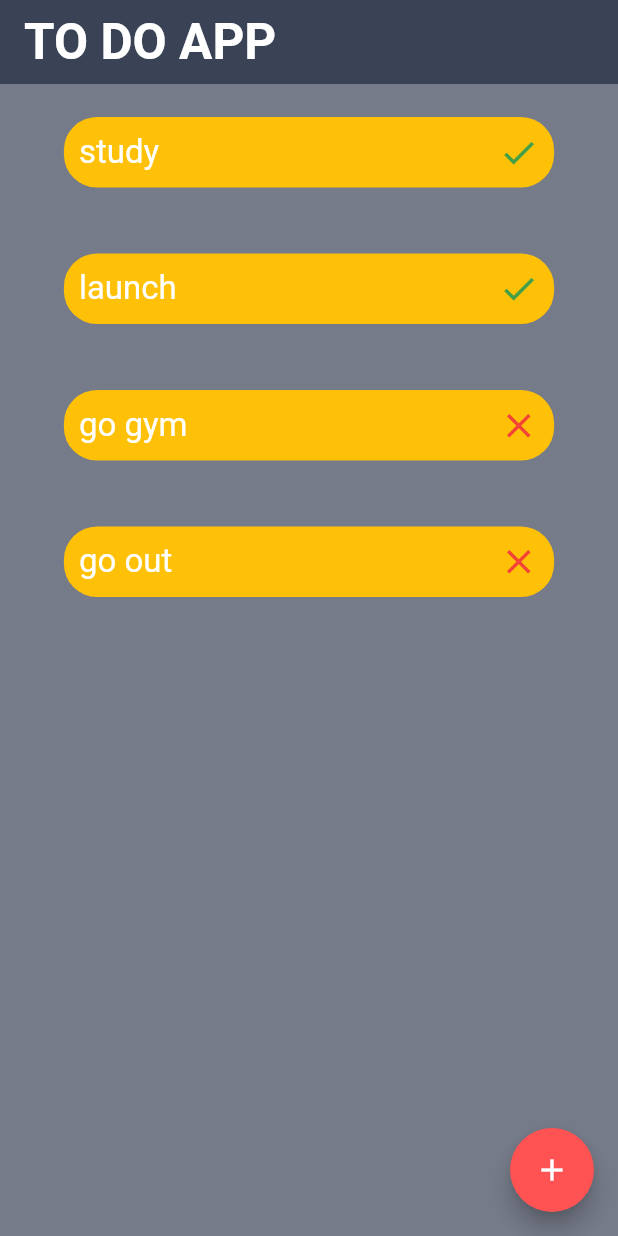
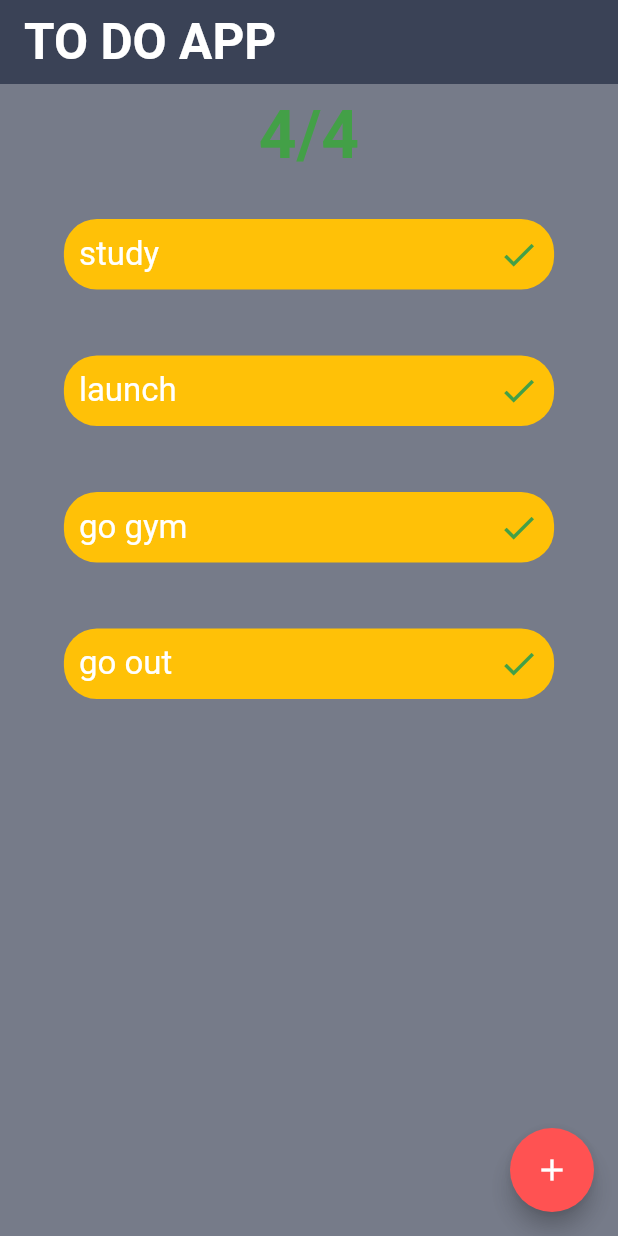
Before and after one commit to mohamedkhaled3/ToDoList_App, a Flutter app: the screen it shows after launch, on a phone screen of 412 x 824 dp. Run offline on Flutter 3.47's test engine with Material 2 defaults, Android fonts, the phone set to English and light mode, and no system bars.

Commit message:
ToDoApp10.9

```diff
--- a/lib/main.dart
+++ b/lib/main.dart
@@ -1,4 +1,5 @@
 import 'package:flutter/material.dart';
+import 'package:test_flutter/widgets/counter.dart';
 import 'package:test_flutter/widgets/to_do_card.dart';
 
 void main() {
@@ -41,10 +42,9 @@ class _HandleState extends State<Handle> {
   List all_tasks = [
     Task(title: "study", stutus: true),
     Task(title: "launch", stutus: true),
-    Task(title: "go gym", stutus: false),
-    Task(title: "go out", stutus: false),
+    Task(title: "go gym", stutus: true),
+    Task(title: "go out", stutus: true),
   ];
-
 
   void addNewTask() {
     setState(() {
@@ -54,10 +54,25 @@ class _HandleState extends State<Handle> {
     });
   }
 
+  int calculateCompleteTasks() {
+    int completeTasks = 0;
+
+    all_tasks.forEach((item) {
+      if (item.stutus) {
+        completeTasks++;
+      }
+    });
+
+    return completeTasks;
+  }
+
+
+
   ///////////////////////////////////////////////flutter
   @override
   Widget build(BuildContext context) {
     return Scaffold(
+      backgroundColor: Color.fromRGBO(58, 66, 86, 0.7),
       floatingActionButton: FloatingActionButton(
         onPressed: () {
           showDialog(
@@ -65,7 +80,8 @@ class _HandleState extends State<Handle> {
             builder: (BuildContext context) {
               return Dialog(
                 backgroundColor: Colors.white,
-                  shape:RoundedRectangleBorder(borderRadius: BorderRadius.circular(25)) ,
+                shape: RoundedRectangleBorder(
+                    borderRadius: BorderRadius.circular(25)),
                 child: Container(
                   // decoration: BoxDecoration(   error
                   // borderRadius: BorderRadius.circular(22) ),
@@ -104,7 +120,6 @@ class _HandleState extends State<Handle> {
         child: Icon(Icons.add),
         backgroundColor: Colors.redAccent,
       ),
-      backgroundColor: Color.fromRGBO(58, 66, 86, 0.7),
       appBar: AppBar(
         elevation: 0, // shadow
         backgroundColor: Color.fromRGBO(58, 66, 86, 1),
@@ -114,10 +129,15 @@ class _HandleState extends State<Handle> {
               color: Colors.white, fontSize: 33, fontWeight: FontWeight.bold),
         ),
       ),
-      body: Container(
+      body: SingleChildScrollView(
+        child: Container(
           width: double.infinity,
           child: Column(
             children: [
+              ToDoCounter(
+                  calculateCompleteTasksFunction: calculateCompleteTasks(),
+                  all_tasks_length: all_tasks.length,
+                  ),
               // text is var.
               ...all_tasks.map((item) => ToDoCard(
                     text: item.title,
@@ -126,6 +146,7 @@ class _HandleState extends State<Handle> {
             ],
           ),
         ),
+      ),
     );
   }
 }
--- /dev/null
+++ b/lib/widgets/counter.dart
@@ -0,0 +1,26 @@
+import 'package:flutter/src/foundation/key.dart';
+import 'package:flutter/src/widgets/framework.dart';
+import 'package:flutter/material.dart';
+
+class ToDoCounter extends StatelessWidget {
+  int calculateCompleteTasksFunction;
+  int all_tasks_length;
+
+  ToDoCounter(
+      {required this.calculateCompleteTasksFunction,
+      required this.all_tasks_length,
+       });
+
+  @override
+  Widget build(BuildContext context) {
+    return Padding(
+      padding: const EdgeInsets.all(8.0),
+      child: Text(
+        "${calculateCompleteTasksFunction}/${all_tasks_length}",
+        style: TextStyle(
+            fontSize: 44 , color: calculateCompleteTasksFunction == all_tasks_length ? Colors.green[600] : Colors.white  , fontWeight: FontWeight.bold),
+
+      ),
+    );
+  }
+}
--- a/lib/widgets/to_do_card.dart
+++ b/lib/widgets/to_do_card.dart
@@ -1,9 +1,11 @@
 import 'package:flutter/material.dart';
 
 class ToDoCard extends StatelessWidget {
+
   String text;
   bool doOrNot;
   ToDoCard({required this.text , required this.doOrNot ,});
+
   @override
   Widget build(BuildContext context) {
     return FractionallySizedBox(
```
Lines whose indentation alone changed are shown as unchanged.
